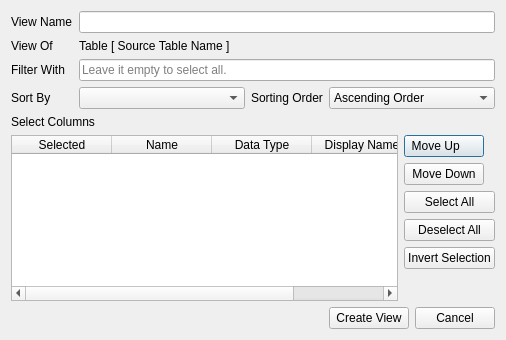
This is src/CreateViewDialog.ui in keshav-sahu7/TableKM as Qt 5 draws it before an edit. The edited form follows.
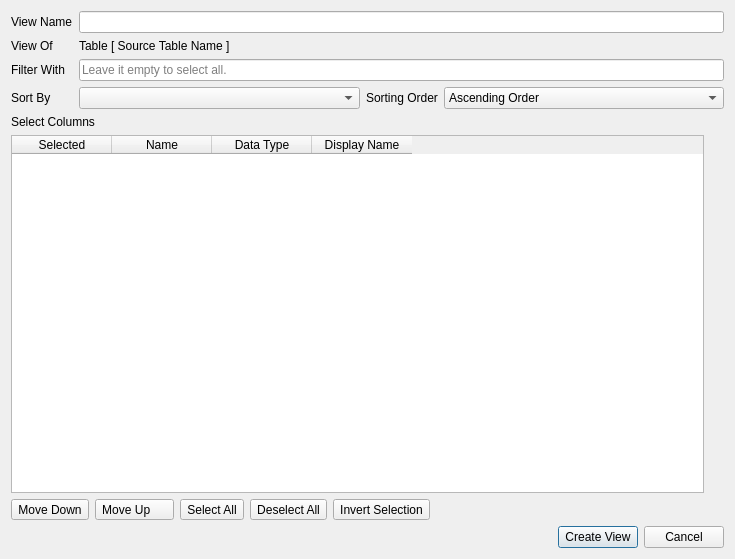
This is the edited form. Icons and pictures are not drawn. Custom widgets are drawn as their Qt base class.

Commit message: fix: changed push buttons to tool button in create view dialog.

What changed in the file:
```diff
--- a/src/CreateViewDialog.ui
+++ b/src/CreateViewDialog.ui
@@ -6,8 +6,8 @@
    <rect>
     <x>0</x>
     <y>0</y>
-    <width>506</width>
-    <height>340</height>
+    <width>735</width>
+    <height>559</height>
    </rect>
   </property>
   <property name="windowTitle">
@@ -165,24 +165,29 @@
      <item>
       <layout class="QVBoxLayout" name="_ignore_vertical_layout">
        <item>
-        <widget class="QPushButton" name="btn_move_up">
-         <property name="sizePolicy">
-          <sizepolicy hsizetype="Maximum" vsizetype="Fixed">
-           <horstretch>0</horstretch>
-           <verstretch>0</verstretch>
-          </sizepolicy>
+        <spacer name="_ignore_vertical_spacer">
+         <property name="orientation">
+          <enum>Qt::Orientation::Vertical</enum>
          </property>
-         <property name="text">
-          <string>Move Up     </string>
+         <property name="sizeHint" stdset="0">
+          <size>
+           <width>20</width>
+           <height>40</height>
+          </size>
          </property>
-         <property name="icon">
-          <iconset>
-           <normaloff>:/icons/arrow up.png</normaloff>:/icons/arrow up.png</iconset>
-         </property>
-        </widget>
+        </spacer>
        </item>
+      </layout>
+     </item>
+    </layout>
+   </item>
        <item>
-        <widget class="QPushButton" name="btn_move_down">
+    <layout class="QHBoxLayout" name="horizontalLayout_2">
+     <property name="topMargin">
+      <number>0</number>
+     </property>
+     <item>
+      <widget class="QToolButton" name="btn_move_down">
          <property name="sizePolicy">
           <sizepolicy hsizetype="Maximum" vsizetype="Fixed">
            <horstretch>0</horstretch>
@@ -199,40 +204,55 @@
         </widget>
        </item>
        <item>
-        <widget class="QPushButton" name="btn_select_all">
+      <widget class="QToolButton" name="btn_move_up">
+       <property name="sizePolicy">
+        <sizepolicy hsizetype="Maximum" vsizetype="Fixed">
+         <horstretch>0</horstretch>
+         <verstretch>0</verstretch>
+        </sizepolicy>
+       </property>
+       <property name="text">
+        <string>Move Up     </string>
+       </property>
+       <property name="icon">
+        <iconset>
+         <normaloff>:/icons/arrow up.png</normaloff>:/icons/arrow up.png</iconset>
+       </property>
+      </widget>
+     </item>
+     <item>
+      <widget class="QToolButton" name="btn_select_all">
          <property name="text">
           <string>Select All</string>
          </property>
         </widget>
        </item>
        <item>
-        <widget class="QPushButton" name="btn_deselect_all">
+      <widget class="QToolButton" name="btn_deselect_all">
          <property name="text">
           <string>Deselect All</string>
          </property>
         </widget>
        </item>
        <item>
-        <widget class="QPushButton" name="btn_invert_selection">
+      <widget class="QToolButton" name="btn_invert_selection">
          <property name="text">
           <string>Invert Selection</string>
          </property>
         </widget>
        </item>
        <item>
-        <spacer name="_ignore_vertical_spacer">
+      <spacer name="horizontalSpacer">
          <property name="orientation">
-          <enum>Qt::Vertical</enum>
+        <enum>Qt::Orientation::Horizontal</enum>
          </property>
          <property name="sizeHint" stdset="0">
           <size>
-           <width>20</width>
-           <height>40</height>
+         <width>40</width>
+         <height>20</height>
           </size>
          </property>
         </spacer>
-       </item>
-      </layout>
      </item>
     </layout>
    </item>
@@ -241,7 +261,7 @@
      <item>
       <spacer name="_ignore_horizontal_spacer">
        <property name="orientation">
-        <enum>Qt::Horizontal</enum>
+        <enum>Qt::Orientation::Horizontal</enum>
        </property>
        <property name="sizeHint" stdset="0">
         <size>
```
Lines whose indentation alone changed are shown as unchanged. The commit also changes 1 other file.
